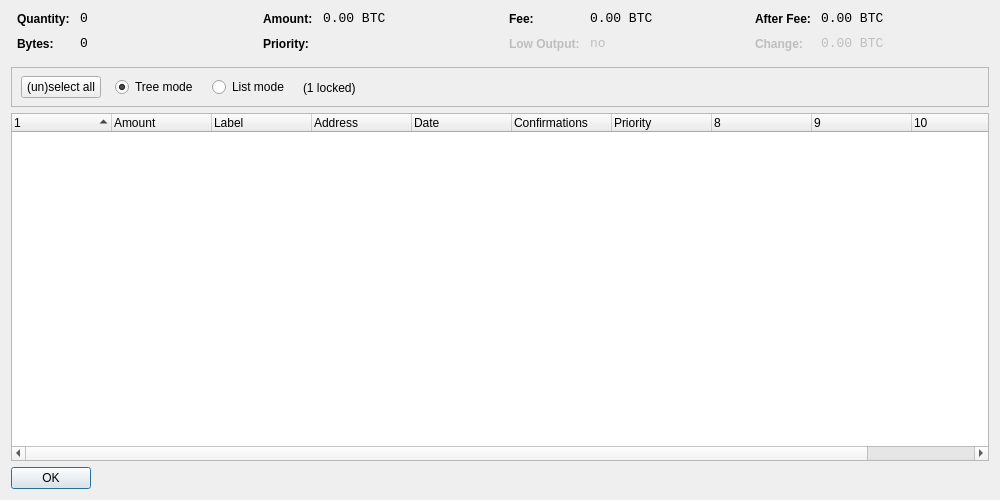
aglehcoin-project/ac, file src/qt/forms/coincontroldialog.ui: the form before one commit.
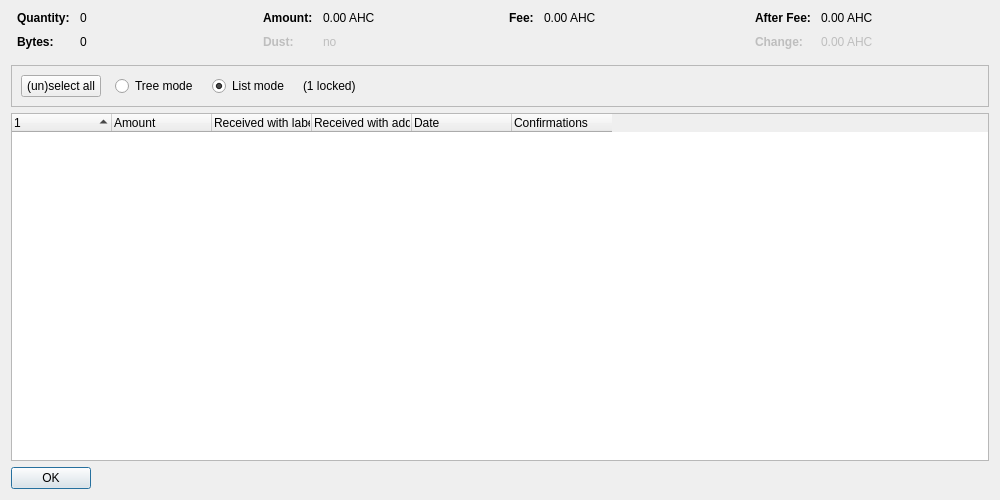
The form after the commit. Custom widgets are drawn as their Qt base class.

```diff
--- a/src/qt/forms/coincontroldialog.ui
+++ b/src/qt/forms/coincontroldialog.ui
@@ -38,8 +38,11 @@
        </property>
        <item row="0" column="0">
         <widget class="QLabel" name="labelCoinControlQuantityText">
-         <property name="styleSheet">
-          <string notr="true">font-weight:bold;</string>
+         <property name="font">
+          <font>
+           <weight>75</weight>
+           <bold>true</bold>
+          </font>
          </property>
          <property name="text">
           <string>Quantity:</string>
@@ -48,12 +51,6 @@
        </item>
        <item row="0" column="1">
         <widget class="QLabel" name="labelCoinControlQuantity">
-         <property name="font">
-          <font>
-           <family>Monospace</family>
-           <pointsize>10</pointsize>
-          </font>
-         </property>
          <property name="cursor">
           <cursorShape>IBeamCursor</cursorShape>
          </property>
@@ -70,8 +67,11 @@
        </item>
        <item row="1" column="0">
         <widget class="QLabel" name="labelCoinControlBytesText">
-         <property name="styleSheet">
-          <string notr="true">font-weight:bold;</string>
+         <property name="font">
+          <font>
+           <weight>75</weight>
+           <bold>true</bold>
+          </font>
          </property>
          <property name="text">
           <string>Bytes:</string>
@@ -80,12 +80,6 @@
        </item>
        <item row="1" column="1">
         <widget class="QLabel" name="labelCoinControlBytes">
-         <property name="font">
-          <font>
-           <family>Monospace</family>
-           <pointsize>10</pointsize>
-          </font>
-         </property>
          <property name="cursor">
           <cursorShape>IBeamCursor</cursorShape>
          </property>
@@ -118,8 +112,11 @@
        </property>
        <item row="0" column="0">
         <widget class="QLabel" name="labelCoinControlAmountText">
-         <property name="styleSheet">
-          <string notr="true">font-weight:bold;</string>
+         <property name="font">
+          <font>
+           <weight>75</weight>
+           <bold>true</bold>
+          </font>
          </property>
          <property name="text">
           <string>Amount:</string>
@@ -128,12 +125,6 @@
        </item>
        <item row="0" column="1">
         <widget class="QLabel" name="labelCoinControlAmount">
-         <property name="font">
-          <font>
-           <family>Monospace</family>
-           <pointsize>10</pointsize>
-          </font>
-         </property>
          <property name="cursor">
           <cursorShape>IBeamCursor</cursorShape>
          </property>
@@ -141,7 +132,7 @@
           <enum>Qt::ActionsContextMenu</enum>
          </property>
          <property name="text">
-          <string notr="true">0.00 BTC</string>
+          <string notr="true">0.00 AHC</string>
          </property>
          <property name="textInteractionFlags">
           <set>Qt::LinksAccessibleByMouse|Qt::TextSelectableByKeyboard|Qt::TextSelectableByMouse</set>
@@ -149,22 +140,25 @@
         </widget>
        </item>
        <item row="1" column="0">
-        <widget class="QLabel" name="labelCoinControlPriorityText">
-         <property name="styleSheet">
-          <string notr="true">font-weight:bold;</string>
+        <widget class="QLabel" name="labelCoinControlLowOutputText">
+         <property name="enabled">
+          <bool>false</bool>
+         </property>
+         <property name="font">
+          <font>
+           <weight>75</weight>
+           <bold>true</bold>
+          </font>
          </property>
          <property name="text">
-          <string>Priority:</string>
+          <string>Dust:</string>
          </property>
         </widget>
        </item>
        <item row="1" column="1">
-        <widget class="QLabel" name="labelCoinControlPriority">
-         <property name="font">
-          <font>
-           <family>Monospace</family>
-           <pointsize>10</pointsize>
-          </font>
+        <widget class="QLabel" name="labelCoinControlLowOutput">
+         <property name="enabled">
+          <bool>false</bool>
          </property>
          <property name="cursor">
           <cursorShape>IBeamCursor</cursorShape>
@@ -173,7 +167,7 @@
           <enum>Qt::ActionsContextMenu</enum>
          </property>
          <property name="text">
-          <string/>
+          <string notr="true">no</string>
          </property>
          <property name="textInteractionFlags">
           <set>Qt::LinksAccessibleByMouse|Qt::TextSelectableByKeyboard|Qt::TextSelectableByMouse</set>
@@ -198,8 +192,11 @@
        </property>
        <item row="0" column="0">
         <widget class="QLabel" name="labelCoinControlFeeText">
-         <property name="styleSheet">
-          <string notr="true">font-weight:bold;</string>
+         <property name="font">
+          <font>
+           <weight>75</weight>
+           <bold>true</bold>
+          </font>
          </property>
          <property name="text">
           <string>Fee:</string>
@@ -208,12 +205,6 @@
        </item>
        <item row="0" column="1">
         <widget class="QLabel" name="labelCoinControlFee">
-         <property name="font">
-          <font>
-           <family>Monospace</family>
-           <pointsize>10</pointsize>
-          </font>
-         </property>
          <property name="cursor">
           <cursorShape>IBeamCursor</cursorShape>
          </property>
@@ -221,45 +212,7 @@
           <enum>Qt::ActionsContextMenu</enum>
          </property>
          <property name="text">
-          <string notr="true">0.00 BTC</string>
-         </property>
-         <property name="textInteractionFlags">
-          <set>Qt::LinksAccessibleByMouse|Qt::TextSelectableByKeyboard|Qt::TextSelectableByMouse</set>
-         </property>
-        </widget>
-       </item>
-       <item row="1" column="0">
-        <widget class="QLabel" name="labelCoinControlLowOutputText">
-         <property name="enabled">
-          <bool>false</bool>
-         </property>
-         <property name="styleSheet">
-          <string notr="true">font-weight:bold;</string>
-         </property>
-         <property name="text">
-          <string>Low Output:</string>
-         </property>
-        </widget>
-       </item>
-       <item row="1" column="1">
-        <widget class="QLabel" name="labelCoinControlLowOutput">
-         <property name="enabled">
-          <bool>false</bool>
-         </property>
-         <property name="font">
-          <font>
-           <family>Monospace</family>
-           <pointsize>10</pointsize>
-          </font>
-         </property>
-         <property name="cursor">
-          <cursorShape>IBeamCursor</cursorShape>
-         </property>
-         <property name="contextMenuPolicy">
-          <enum>Qt::ActionsContextMenu</enum>
-         </property>
-         <property name="text">
-          <string>no</string>
+          <string notr="true">0.00 AHC</string>
          </property>
          <property name="textInteractionFlags">
           <set>Qt::LinksAccessibleByMouse|Qt::TextSelectableByKeyboard|Qt::TextSelectableByMouse</set>
@@ -284,8 +237,11 @@
        </property>
        <item row="0" column="0">
         <widget class="QLabel" name="labelCoinControlAfterFeeText">
-         <property name="styleSheet">
-          <string notr="true">font-weight:bold;</string>
+         <property name="font">
+          <font>
+           <weight>75</weight>
+           <bold>true</bold>
+          </font>
          </property>
          <property name="text">
           <string>After Fee:</string>
@@ -294,12 +250,6 @@
        </item>
        <item row="0" column="1">
         <widget class="QLabel" name="labelCoinControlAfterFee">
-         <property name="font">
-          <font>
-           <family>Monospace</family>
-           <pointsize>10</pointsize>
-          </font>
-         </property>
          <property name="cursor">
           <cursorShape>IBeamCursor</cursorShape>
          </property>
@@ -307,7 +257,7 @@
           <enum>Qt::ActionsContextMenu</enum>
          </property>
          <property name="text">
-          <string notr="true">0.00 BTC</string>
+          <string notr="true">0.00 AHC</string>
          </property>
          <property name="textInteractionFlags">
           <set>Qt::LinksAccessibleByMouse|Qt::TextSelectableByKeyboard|Qt::TextSelectableByMouse</set>
@@ -319,8 +269,11 @@
          <property name="enabled">
           <bool>false</bool>
          </property>
-         <property name="styleSheet">
-          <string notr="true">font-weight:bold;</string>
+         <property name="font">
+          <font>
+           <weight>75</weight>
+           <bold>true</bold>
+          </font>
          </property>
          <property name="text">
           <string>Change:</string>
@@ -332,12 +285,6 @@
          <property name="enabled">
           <bool>false</bool>
          </property>
-         <property name="font">
-          <font>
-           <family>Monospace</family>
-           <pointsize>10</pointsize>
-          </font>
-         </property>
          <property name="cursor">
           <cursorShape>IBeamCursor</cursorShape>
          </property>
@@ -345,7 +292,7 @@
           <enum>Qt::ActionsContextMenu</enum>
          </property>
          <property name="text">
-          <string notr="true">0.00 BTC</string>
+          <string notr="true">0.00 AHC</string>
          </property>
          <property name="textInteractionFlags">
           <set>Qt::LinksAccessibleByMouse|Qt::TextSelectableByKeyboard|Qt::TextSelectableByMouse</set>
@@ -370,15 +317,8 @@
      <property name="frameShadow">
       <enum>QFrame::Sunken</enum>
      </property>
-     <widget class="QWidget" name="horizontalLayoutWidget">
-      <property name="geometry">
-       <rect>
-        <x>10</x>
-        <y>0</y>
-        <width>781</width>
-        <height>41</height>
-       </rect>
-      </property>
+     <layout class="QHBoxLayout" name="horizontalLayout">
+      <item>
       <layout class="QHBoxLayout" name="horizontalLayoutPanel" stretch="0,0,0,0,0">
        <property name="spacing">
         <number>14</number>
@@ -394,6 +334,9 @@
          <property name="text">
           <string>(un)select all</string>
          </property>
+          <property name="autoDefault">
+           <bool>false</bool>
+          </property>
         </widget>
        </item>
        <item>
@@ -407,9 +350,6 @@
          <property name="text">
           <string>Tree mode</string>
          </property>
-         <property name="checked">
-          <bool>true</bool>
-         </property>
         </widget>
        </item>
        <item>
@@ -423,6 +363,9 @@
          <property name="text">
           <string>List mode</string>
          </property>
+          <property name="checked">
+           <bool>true</bool>
+          </property>
         </widget>
        </item>
        <item>
@@ -446,7 +389,8 @@
         </spacer>
        </item>
       </layout>
-     </widget>
+      </item>
+     </layout>
     </widget>
    </item>
    <item>
@@ -458,7 +402,7 @@
       <bool>false</bool>
      </property>
      <property name="columnCount">
-      <number>11</number>
+      <number>6</number>
      </property>
      <attribute name="headerShowSortIndicator" stdset="0">
       <bool>true</bool>
@@ -478,12 +422,12 @@
      </column>
      <column>
       <property name="text">
-       <string notr="true">Label</string>
+       <string>Received with label</string>
       </property>
      </column>
      <column>
       <property name="text">
-       <string>Address</string>
+       <string>Received with address</string>
       </property>
      </column>
      <column>
@@ -499,11 +443,6 @@
        <string>Confirmed</string>
       </property>
      </column>
-     <column>
-      <property name="text">
-       <string>Priority</string>
-      </property>
-     </column>
      <column>
       <property name="text">
        <string/>
```
Left out of the diff: 6 changed lines with no effect on the pictures. Lines whose indentation alone changed are shown as unchanged.
